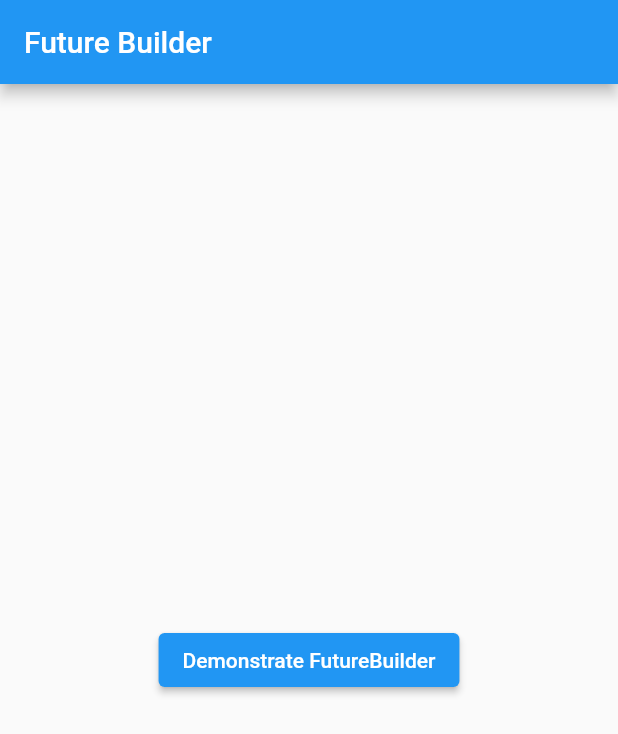
After one commit to apurva010/BuildersWidget-Practice, a Flutter app: the screen it shows after launch, on a phone screen of 412 x 824 dp. The commit adds this screen. Shown: the top 734 px of the screen. Run offline on Flutter 3.47's test engine with Material 2 defaults, Android fonts, the phone set to English and light mode, and no system bars.

Commit message:
Future Builder Widget

```diff
--- a/lib/main.dart
+++ b/lib/main.dart
@@ -1,5 +1,4 @@
-import 'package:builders/views/builder_widget.dart';
-import 'package:builders/views/layout_builder_widget.dart';
+import 'package:builders/views/future_builder.dart';
 import 'package:flutter/material.dart';
 
 void main() {
@@ -16,7 +15,7 @@ class MyApp extends StatelessWidget {
       theme: ThemeData(
         primarySwatch: Colors.blue,
       ),
-      home: const LayoutBuilderWidget(),
+      home: const FutureBuilderWidget(),
     );
   }
 }
--- /dev/null
+++ b/lib/views/future_builder.dart
@@ -0,0 +1,81 @@
+import 'package:flutter/material.dart';
+
+class FutureBuilderWidget extends StatelessWidget {
+  const FutureBuilderWidget({Key? key}) : super(key: key);
+
+  @override
+  Widget build(BuildContext context) {
+    return SafeArea(
+      child: Scaffold(
+        appBar: AppBar(
+          title: const Text(
+            "Future Builder",
+          ),
+        ),
+        body: Center(
+          child: ElevatedButton(
+            onPressed: () => Navigator.push(
+              context,
+              MaterialPageRoute(
+                builder: (ctx) => const FutureBuilderShow(),
+              ),
+            ),
+            child: const Text('Demonstrate FutureBuilder'),
+          ),
+        ),
+      ),
+    );
+  }
+}
+
+class FutureBuilderShow extends StatelessWidget {
+  const FutureBuilderShow({Key? key}) : super(key: key);
+
+  Future<String> getData() {
+    return Future.delayed(const Duration(seconds: 5), () {
+      return "I am data";
+      // throw Exception("Custom Error");
+    });
+  }
+
+  @override
+  Widget build(BuildContext context) {
+    return SafeArea(
+      child: Scaffold(
+        appBar: AppBar(
+          title: const Text(
+            "Future Builder Show",
+          ),
+        ),
+        body: FutureBuilder(
+          initialData: "initial data",
+          builder: (context, snapshot) {
+            if (snapshot.connectionState == ConnectionState.done) {
+              if (snapshot.hasError) {
+                return const Center(
+                  child: Text("Error Occurred"),
+                );
+              } else if (snapshot.hasData) {
+                final data = snapshot.data.toString();
+                return Center(
+                  child: Text(
+                    "DATA $data",
+                  ),
+                );
+              }
+            }
+            return const Center(
+              child: Padding(
+                padding: EdgeInsets.all(15),
+                child: LinearProgressIndicator(
+                  minHeight: 5,
+                ),
+              ),
+            );
+          },
+          future: getData(),
+        ),
+      ),
+    );
+  }
+}
```
